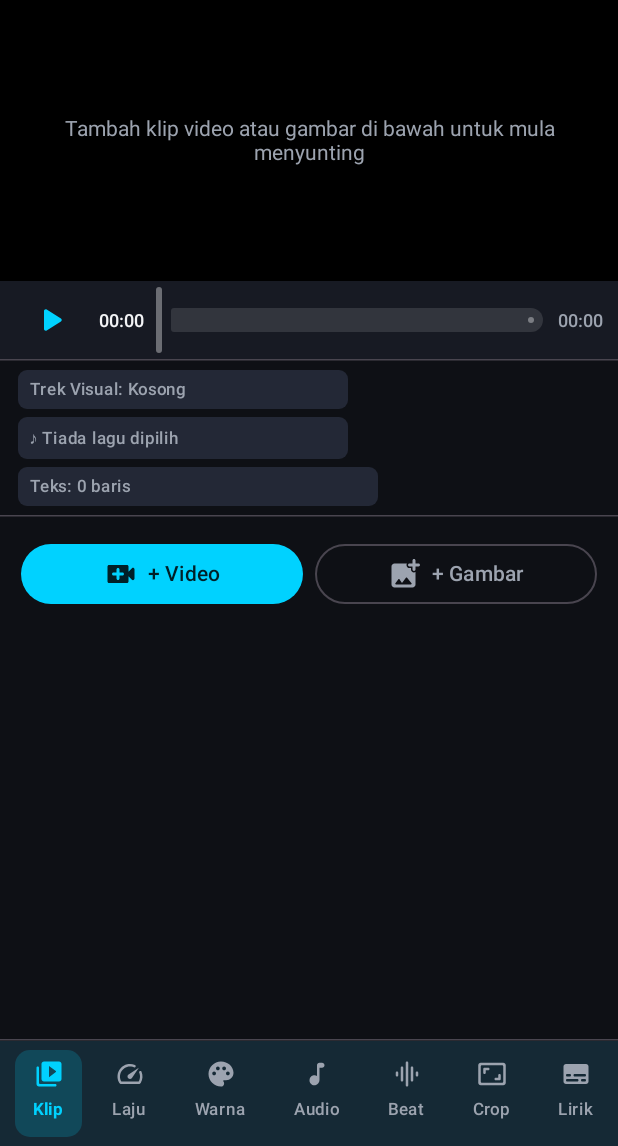
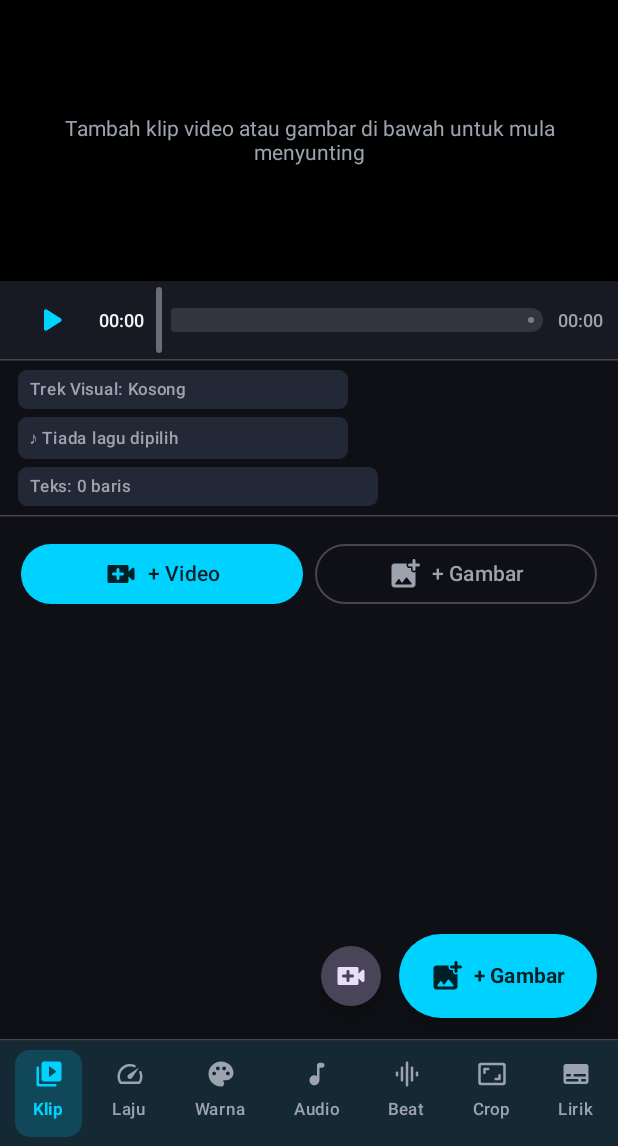
Before and after one commit to MuzRC/KlipSync, an Android app built with Jetpack Compose: the screen it shows after launch (MainActivity), on a phone screen of 412 x 824 dp, the part 90-1236 px from its top. Run offline under Robolectric (Android 15) with nearby library versions, the phone set to English and light mode, and no system bars.

Commit message:
Add files via upload

```diff
--- a/app/src/main/java/com/muzrc/klipsync/ui/tabs/ClipsTabPanel.kt
+++ b/app/src/main/java/com/muzrc/klipsync/ui/tabs/ClipsTabPanel.kt
@@ -7,6 +7,7 @@ import androidx.activity.result.contract.ActivityResultContracts
 import androidx.compose.foundation.BorderStroke
 import androidx.compose.foundation.clickable
 import androidx.compose.foundation.layout.Arrangement
+import androidx.compose.foundation.layout.Box
 import androidx.compose.foundation.layout.Column
 import androidx.compose.foundation.layout.ExperimentalLayoutApi
 import androidx.compose.foundation.layout.FlowRow
@@ -17,6 +18,7 @@ import androidx.compose.foundation.layout.fillMaxWidth
 import androidx.compose.foundation.layout.padding
 import androidx.compose.foundation.layout.size
 import androidx.compose.foundation.rememberScrollState
+import androidx.compose.foundation.shape.CircleShape
 import androidx.compose.foundation.verticalScroll
 import androidx.compose.material.icons.Icons
 import androidx.compose.material.icons.rounded.AddPhotoAlternate
@@ -30,6 +32,7 @@ import androidx.compose.material.icons.rounded.VideoCall
 import androidx.compose.material3.Button
 import androidx.compose.material3.Card
 import androidx.compose.material3.CardDefaults
+import androidx.compose.material3.ExtendedFloatingActionButton
 import androidx.compose.material3.FilterChip
 import androidx.compose.material3.Icon
 import androidx.compose.material3.IconButton
@@ -37,6 +40,7 @@ import androidx.compose.material3.MaterialTheme
 import androidx.compose.material3.OutlinedButton
 import androidx.compose.material3.RangeSlider
 import androidx.compose.material3.Slider
+import androidx.compose.material3.SmallFloatingActionButton
 import androidx.compose.material3.Text
 import androidx.compose.material3.TextButton
 import androidx.compose.runtime.Composable
@@ -101,11 +105,12 @@ fun ClipsTabPanel(
         (clips.isNotEmpty() && hasLongerAudio && transitionConfig.endBehavior == VideoEndBehavior.LOOP_TO_AUDIO)
     val showTransitionControls = clips.size > 1 || isLoopingActive
 
+    Box(modifier = Modifier.fillMaxSize()) {
         Column(
             modifier = Modifier
                 .fillMaxSize()
                 .verticalScroll(rememberScrollState())
-            .padding(14.dp),
+                .padding(start = 14.dp, end = 14.dp, top = 14.dp, bottom = 84.dp),
             verticalArrangement = Arrangement.spacedBy(12.dp)
         ) {
             Row(
@@ -318,7 +323,6 @@ fun ClipsTabPanel(
                             }
                         }
 
-                    // Pilihan Gerakan Kamera (Zoom In / Zoom Out / Pan)
                         Row(
                             modifier = Modifier.fillMaxWidth(),
                             verticalAlignment = Alignment.CenterVertically,
@@ -431,4 +435,51 @@ fun ClipsTabPanel(
                 }
             }
         }
+
+        // Butang Terapung (Floating) sentiasa kekal di penjuru kanan bawah walaupun senarai klip diskrol
+        Row(
+            modifier = Modifier
+                .align(Alignment.BottomEnd)
+                .padding(end = 14.dp, bottom = 14.dp),
+            verticalAlignment = Alignment.CenterVertically,
+            horizontalArrangement = Arrangement.spacedBy(8.dp)
+        ) {
+            SmallFloatingActionButton(
+                onClick = {
+                    videoPicker.launch(
+                        PickVisualMediaRequest(ActivityResultContracts.PickVisualMedia.VideoOnly)
+                    )
+                },
+                shape = CircleShape,
+                containerColor = MaterialTheme.colorScheme.secondaryContainer,
+                contentColor = MaterialTheme.colorScheme.onSecondaryContainer
+            ) {
+                Icon(
+                    imageVector = Icons.Rounded.VideoCall,
+                    contentDescription = "Tambah Video"
+                )
             }
+
+            ExtendedFloatingActionButton(
+                onClick = {
+                    imagePicker.launch(
+                        PickVisualMediaRequest(ActivityResultContracts.PickVisualMedia.ImageOnly)
+                    )
+                },
+                shape = CircleShape,
+                containerColor = MaterialTheme.colorScheme.primary,
+                contentColor = MaterialTheme.colorScheme.onPrimary
+            ) {
+                Icon(
+                    imageVector = Icons.Rounded.AddPhotoAlternate,
+                    contentDescription = null
+                )
+                Text(
+                    text = "+ Gambar",
+                    fontWeight = FontWeight.Bold,
+                    modifier = Modifier.padding(start = 6.dp)
+                )
+            }
+        }
+    }
+}
```
Lines whose indentation alone changed are shown as unchanged.
